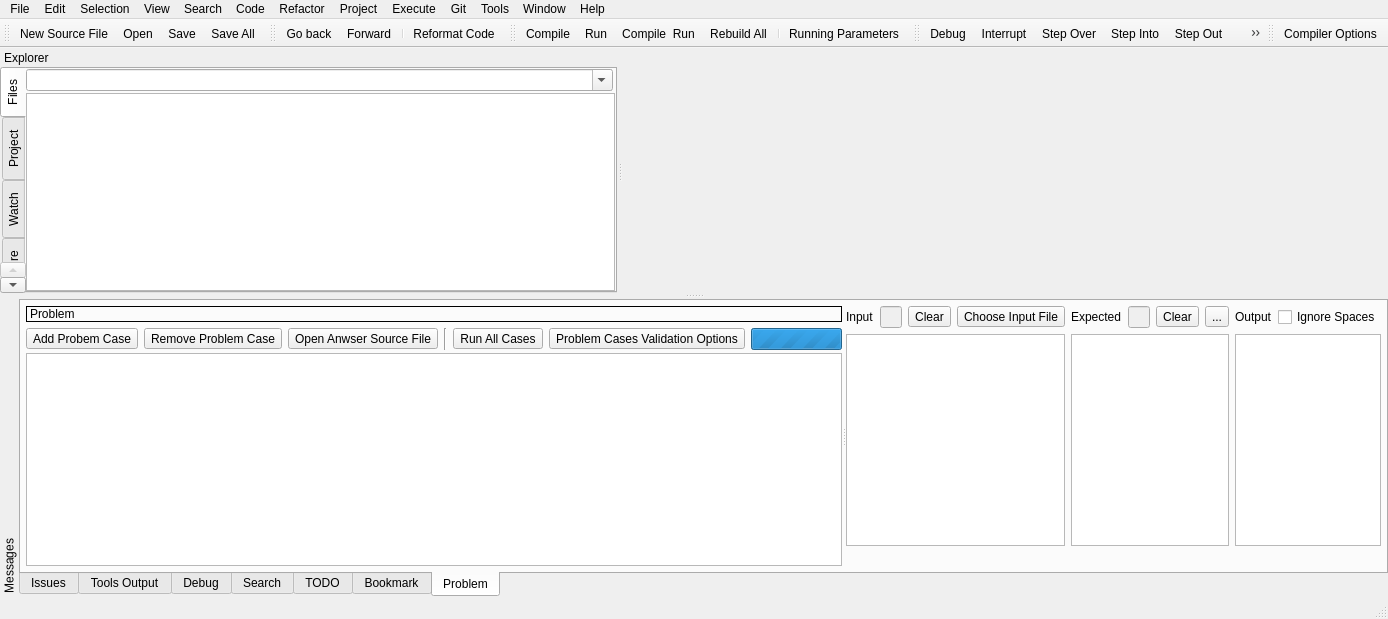
Above: RedPandaIDE/mainwindow.ui from royqh1979/RedPanda-CPP before the change. Below: the same form after it.
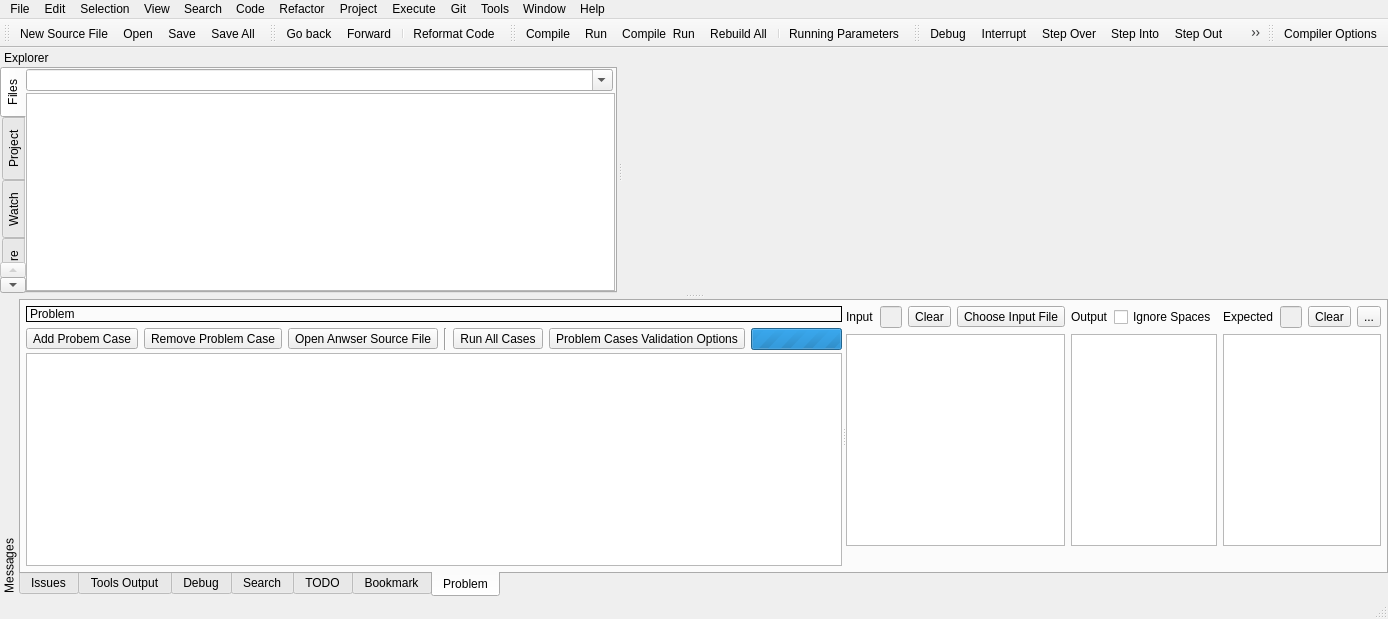
That is the form after the change. The open tabs and pages were chosen to show the change. Icons and pictures are not drawn. Custom widgets are drawn as their Qt base class.

Commit message: - change: switch positions of problem case output and expected output

What changed in the file:
```diff
--- a/RedPandaIDE/mainwindow.ui
+++ b/RedPandaIDE/mainwindow.ui
@@ -1737,56 +1737,6 @@
           <property name="bottomMargin">
            <number>0</number>
           </property>
-          <item row="3" column="2">
-           <widget class="QLabel" name="lblProblemCaseExpected">
-            <property name="text">
-             <string/>
-            </property>
-           </widget>
-          </item>
-          <item row="3" column="0">
-           <widget class="QLabel" name="lblProblemCaseInput">
-            <property name="text">
-             <string/>
-            </property>
-           </widget>
-          </item>
-          <item row="3" column="3">
-           <widget class="QLabel" name="lblProblemCaseOutput">
-            <property name="text">
-             <string/>
-            </property>
-           </widget>
-          </item>
-          <item row="2" column="3">
-           <widget class="LineNumberTextEditor" name="txtProblemCaseOutput">
-            <property name="sizePolicy">
-             <sizepolicy hsizetype="Expanding" vsizetype="Expanding">
-              <horstretch>0</horstretch>
-              <verstretch>0</verstretch>
-             </sizepolicy>
-            </property>
-            <property name="lineWrapMode">
-             <enum>QPlainTextEdit::NoWrap</enum>
-            </property>
-            <property name="readOnly">
-             <bool>true</bool>
-            </property>
-           </widget>
-          </item>
-          <item row="2" column="2">
-           <widget class="LineNumberTextEditor" name="txtProblemCaseExpected">
-            <property name="sizePolicy">
-             <sizepolicy hsizetype="Expanding" vsizetype="Expanding">
-              <horstretch>0</horstretch>
-              <verstretch>0</verstretch>
-             </sizepolicy>
-            </property>
-            <property name="lineWrapMode">
-             <enum>QPlainTextEdit::NoWrap</enum>
-            </property>
-           </widget>
-          </item>
           <item row="0" column="0">
            <widget class="QWidget" name="widgetProblemCaseInputCaption" native="true">
             <layout class="QGridLayout" name="gridLayout_4">
@@ -1847,7 +1797,56 @@
             </layout>
            </widget>
           </item>
-          <item row="0" column="2">
+          <item row="3" column="0">
+           <widget class="QLabel" name="lblProblemCaseInput">
+            <property name="text">
+             <string/>
+            </property>
+           </widget>
+          </item>
+          <item row="2" column="0">
+           <widget class="LineNumberTextEditor" name="txtProblemCaseInput">
+            <property name="sizePolicy">
+             <sizepolicy hsizetype="Expanding" vsizetype="Expanding">
+              <horstretch>0</horstretch>
+              <verstretch>0</verstretch>
+             </sizepolicy>
+            </property>
+            <property name="lineWrapMode">
+             <enum>QPlainTextEdit::NoWrap</enum>
+            </property>
+           </widget>
+          </item>
+          <item row="2" column="3">
+           <widget class="LineNumberTextEditor" name="txtProblemCaseExpected">
+            <property name="sizePolicy">
+             <sizepolicy hsizetype="Expanding" vsizetype="Expanding">
+              <horstretch>0</horstretch>
+              <verstretch>0</verstretch>
+             </sizepolicy>
+            </property>
+            <property name="lineWrapMode">
+             <enum>QPlainTextEdit::NoWrap</enum>
+            </property>
+           </widget>
+          </item>
+          <item row="2" column="2">
+           <widget class="LineNumberTextEditor" name="txtProblemCaseOutput">
+            <property name="sizePolicy">
+             <sizepolicy hsizetype="Expanding" vsizetype="Expanding">
+              <horstretch>0</horstretch>
+              <verstretch>0</verstretch>
+             </sizepolicy>
+            </property>
+            <property name="lineWrapMode">
+             <enum>QPlainTextEdit::NoWrap</enum>
+            </property>
+            <property name="readOnly">
+             <bool>true</bool>
+            </property>
+           </widget>
+          </item>
+          <item row="0" column="3">
            <widget class="QWidget" name="widgetProblemCaseExpectedCaption" native="true">
             <layout class="QHBoxLayout" name="horizontalLayout_18">
              <property name="leftMargin">
@@ -1907,20 +1906,7 @@
             </layout>
            </widget>
           </item>
-          <item row="2" column="0">
-           <widget class="LineNumberTextEditor" name="txtProblemCaseInput">
-            <property name="sizePolicy">
-             <sizepolicy hsizetype="Expanding" vsizetype="Expanding">
-              <horstretch>0</horstretch>
-              <verstretch>0</verstretch>
-             </sizepolicy>
-            </property>
-            <property name="lineWrapMode">
-             <enum>QPlainTextEdit::NoWrap</enum>
-            </property>
-           </widget>
-          </item>
-          <item row="0" column="3">
+          <item row="0" column="2">
            <widget class="QWidget" name="widgetProblemCaseOutputCaption" native="true">
             <layout class="QHBoxLayout" name="horizontalLayout_19">
              <property name="leftMargin">
@@ -1965,6 +1951,20 @@
             </layout>
            </widget>
           </item>
+          <item row="3" column="3">
+           <widget class="QLabel" name="lblProblemCaseExpected">
+            <property name="text">
+             <string/>
+            </property>
+           </widget>
+          </item>
+          <item row="3" column="2">
+           <widget class="QLabel" name="lblProblemCaseOutput">
+            <property name="text">
+             <string/>
+            </property>
+           </widget>
+          </item>
          </layout>
         </widget>
        </widget>
```
Left out of the diff: 2 changed lines with no effect on the pictures. The commit also changes 2 other files.
